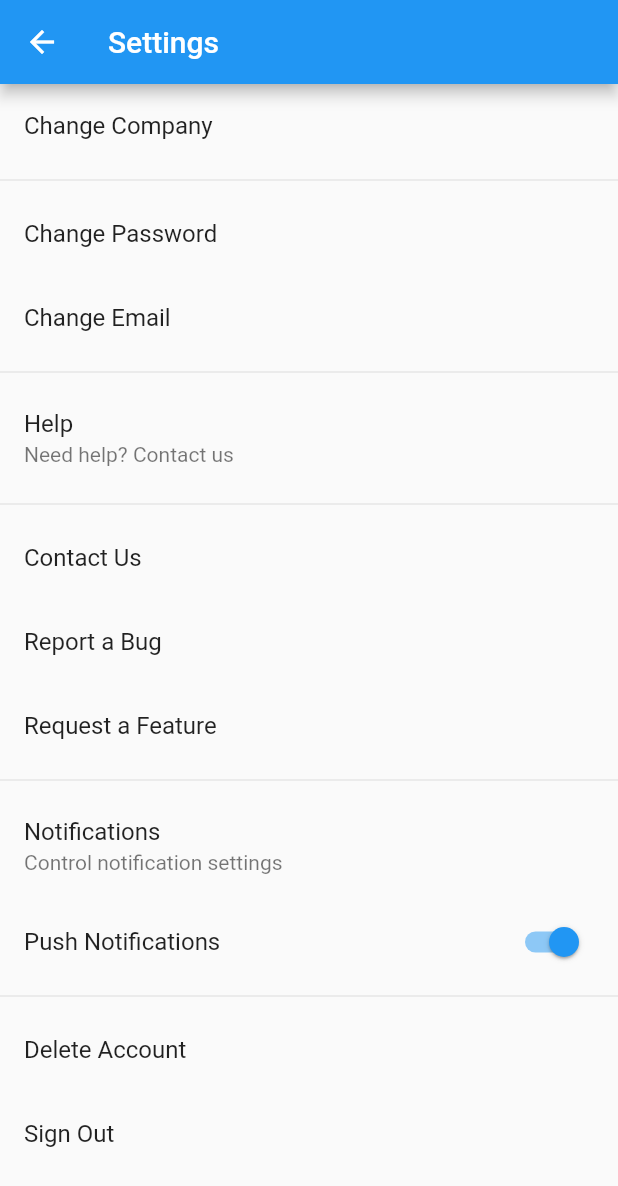
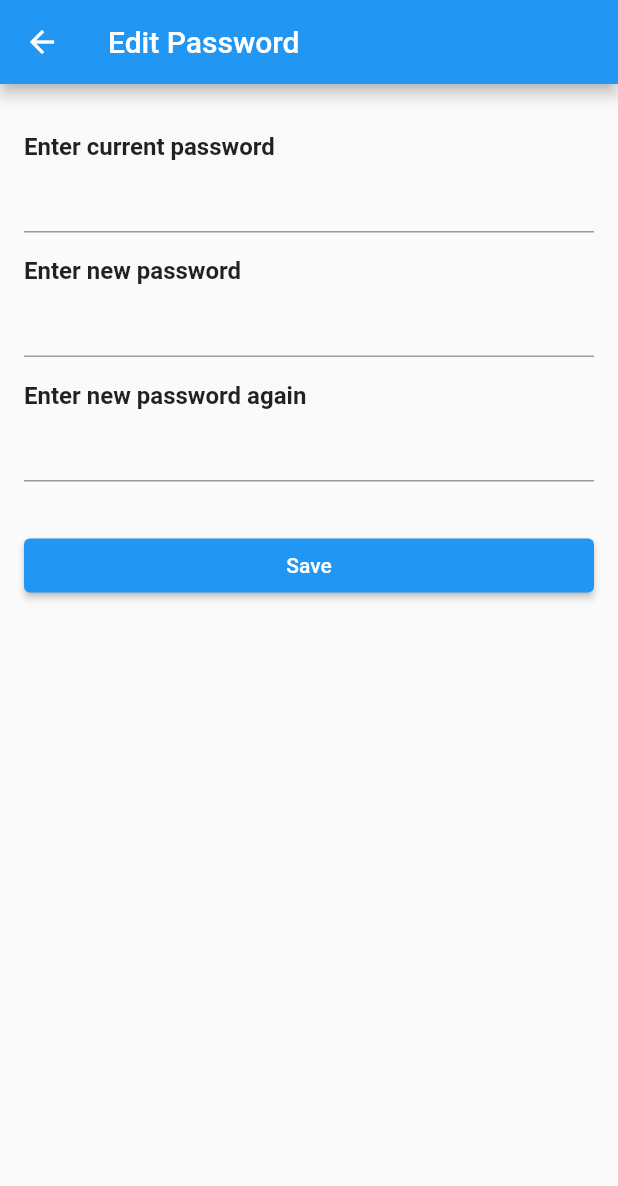
Before and after one commit to akukerang/real-worth, a Flutter app: the SettingsPage screen opened directly with empty values, after a tap on "Change Password", on a phone screen of 412 x 824 dp. Shown: the top 1186 px of the screen. Run offline on Flutter 3.47's test engine with Material 2 defaults, Android fonts, the phone set to English and light mode, and no system bars; our stand-ins replace cloud_firestore, firebase_auth, firebase_core, syncfusion_flutter_charts; accounts and stored records are empty.

Commit message:
change password, change email, alert dialog

```diff
--- a/lib/profile/changePassword.dart
+++ b/lib/profile/changePassword.dart
@@ -0,0 +1,168 @@
+import 'package:firebase_auth/firebase_auth.dart';
+import 'package:flutter/material.dart';
+
+class changePassword extends StatefulWidget {
+  const changePassword({Key? key}) : super(key: key);
+
+  @override
+  _changePasswordState createState() => _changePasswordState();
+}
+
+class _changePasswordState extends State<changePassword> {
+  final _currentPasswordController = TextEditingController();
+  final _newPasswordController = TextEditingController();
+  final _newPassword2Controller = TextEditingController();
+  final _formKey = GlobalKey<FormState>();
+  User? current = FirebaseAuth.instance.currentUser;
+  String? _currentPassword;
+  String? _newPassword;
+  String? _newPasswordVerified;
+  bool _correctPassword = true;
+
+  bool checkPasswordStrength(String password) {
+    if (password.length < 6) {
+      return true;
+    } else {
+      return false;
+    }
+  }
+
+  Future<bool> checkPassword(String password) async {
+    try {
+      AuthCredential credential = EmailAuthProvider.credential(
+          email: current!.email!, password: password);
+      await current?.reauthenticateWithCredential(credential);
+    } on FirebaseAuthException catch (e) {
+      if (e.code == 'wrong-password') {
+        return false;
+      }
+    }
+    return true;
+  }
+
+  @override
+  Widget build(BuildContext context) {
+    return Scaffold(
+      appBar: AppBar(
+        title: const Text("Edit Password"),
+      ),
+      body: SingleChildScrollView(
+        child: Form(
+          key: _formKey,
+          child: Padding(
+            padding: const EdgeInsets.all(16.0),
+            child: Column(
+              crossAxisAlignment: CrossAxisAlignment.stretch,
+              children: [
+                const SizedBox(height: 16.0),
+                const Text(
+                  "Enter current password",
+                  style: TextStyle(
+                    fontWeight: FontWeight.bold,
+                    fontSize: 16.0,
+                  ),
+                ),
+                TextFormField(
+                  obscureText: true,
+                  controller: _currentPasswordController,
+                  decoration: InputDecoration(
+                      errorText: _correctPassword ? null : "Wrong Password"),
+                  onSaved: (value) {
+                    setState(() {
+                      _currentPassword = value!.trim();
+                    });
+                  },
+                  validator: (value) {
+                    if (value!.trim().isEmpty) {
+                      return "Please enter a value";
+                    }
+                  },
+                ),
+                const SizedBox(height: 16.0),
+                const Text(
+                  "Enter new password",
+                  style: TextStyle(
+                    fontWeight: FontWeight.bold,
+                    fontSize: 16.0,
+                  ),
+                ),
+                TextFormField(
+                  obscureText: true,
+                  controller: _newPasswordController,
+                  onSaved: (value) {
+                    setState(() {
+                      _newPassword = value!.trim();
+                    });
+                  },
+                  validator: (value) {
+                    if (value!.trim().isEmpty) {
+                      return "Please enter a value";
+                    }
+                    if (checkPasswordStrength(value.trim())) {
+                      return "Please enter a stronger password";
+                    }
+                  },
+                ),
+                const SizedBox(height: 16.0),
+                const Text(
+                  "Enter new password again",
+                  style: TextStyle(
+                    fontWeight: FontWeight.bold,
+                    fontSize: 16.0,
+                  ),
+                ),
+                TextFormField(
+                  controller: _newPassword2Controller,
+                  obscureText: true,
+                  onSaved: (value) {
+                    setState(() {
+                      _newPasswordVerified = value!.trim();
+                    });
+                  },
+                  validator: (value) {
+                    if (value!.trim().isEmpty) {
+                      return "Please enter a value";
+                    }
+                    if (_newPasswordController.text.trim() !=
+                        _newPassword2Controller.text.trim()) {
+                      return "Please enter the same password";
+                    }
+                  },
+                ),
+                const SizedBox(height: 32.0),
+                ElevatedButton(
+                  onPressed: () async {
+                    _correctPassword = await checkPassword(
+                        _currentPasswordController.text.trim());
+                    if (_formKey.currentState!.validate()) {
+                      _formKey.currentState!.save();
+                      if (_correctPassword) {
+                        await current?.updatePassword(_newPassword!);
+                        // ignore: use_build_context_synchronously
+                        showDialog(
+                            context: context,
+                            builder: (context) => AlertDialog(
+                                  title: const Text("Password Changed"),
+                                  content: const Text(
+                                      "Your password has been successfully changed"),
+                                  actions: [
+                                    ElevatedButton(
+                                        onPressed: () {
+                                          Navigator.pop(context);
+                                        },
+                                        child: const Text("Close"))
+                                  ],
+                                ));
+                      }
+                    }
+                  },
+                  child: const Text("Save"),
+                ),
+              ],
+            ),
+          ),
+        ),
+      ),
+    );
+  }
+}
--- a/lib/profile/settings.dart
+++ b/lib/profile/settings.dart
@@ -1,6 +1,8 @@
 import 'package:flutter/material.dart';
+import 'package:real_worth/profile/changeEmail.dart';
 
 import 'changeCompany.dart';
+import 'changePassword.dart';
 
 class SettingsPage extends StatelessWidget {
   final String current;
@@ -10,12 +12,12 @@ class SettingsPage extends StatelessWidget {
   Widget build(BuildContext context) {
     return Scaffold(
       appBar: AppBar(
-        title: Text('Settings'),
+        title: const Text('Settings'),
       ),
       body: ListView(
         children: [
           ListTile(
-            title: Text('Change Company'),
+            title: const Text('Change Company'),
             onTap: () {
               Navigator.push(
                   context,
@@ -25,68 +27,25 @@ class SettingsPage extends StatelessWidget {
                           )));
             },
           ),
-          Divider(),
+          const Divider(),
           ListTile(
-            title: Text('Change Password'),
+            title: const Text('Change Password'),
             onTap: () {
-              // Add Change Password
+              Navigator.push(
+                  context,
+                  MaterialPageRoute(
+                      builder: (context) => const changePassword()));
             },
           ),
+          const Divider(),
           ListTile(
-            title: Text('Change Email'),
+            title: const Text('Change Email'),
             onTap: () {
-              // Add Change Email
+              Navigator.push(context,
+                  MaterialPageRoute(builder: (context) => const changeEmail()));
             },
           ),
-          Divider(),
-          ListTile(
-            title: Text('Help'),
-            subtitle: Text('Need help? Contact us'),
-          ),
-          Divider(),
-          ListTile(
-            title: Text('Contact Us'),
-            onTap: () {
-              // Add later
-            },
-          ),
-          ListTile(
-            title: Text('Report a Bug'),
-            onTap: () {
-              // Add later
-            },
-          ),
-          ListTile(
-            title: Text('Request a Feature'),
-            onTap: () {
-              // Add later
-            },
-          ),
-          Divider(),
-          ListTile(
-            title: Text('Notifications'),
-            subtitle: Text('Control notification settings'),
-          ),
-          SwitchListTile(
-            title: Text('Push Notifications'),
-            onChanged: (value) {
-              // Idk how you'd make this work but make it happen
-            },
-            value: true,
-          ),
-          Divider(),
-          ListTile(
-            title: Text('Delete Account'),
-            onTap: () {
-              // Add Delete Account
-            },
-          ),
-          ListTile(
-            title: Text('Sign Out'),
-            onTap: () {
-              // Add Sign Out
-            },
-          ),
+          const Divider(),
         ],
       ),
     );
--- a/lib/registration/companyList.dart
+++ b/lib/registration/companyList.dart
@@ -76,6 +76,7 @@ class _CompanyListState extends State<CompanyList> {
           ),
         ),
       );
+      // ignore: use_build_context_synchronously
     }
   }
 
```
Also changed, not shown: lib/profile/changeCompany.dart (+14 -0 lines), lib/profile/changeEmail.dart (+166 -0 lines), lib/profile/editprofile.dart (+15 -0 lines), lib/profile/profile.dart (+21 -16 lines), lib/salary_page/salary.dart (+13 -2 lines).
